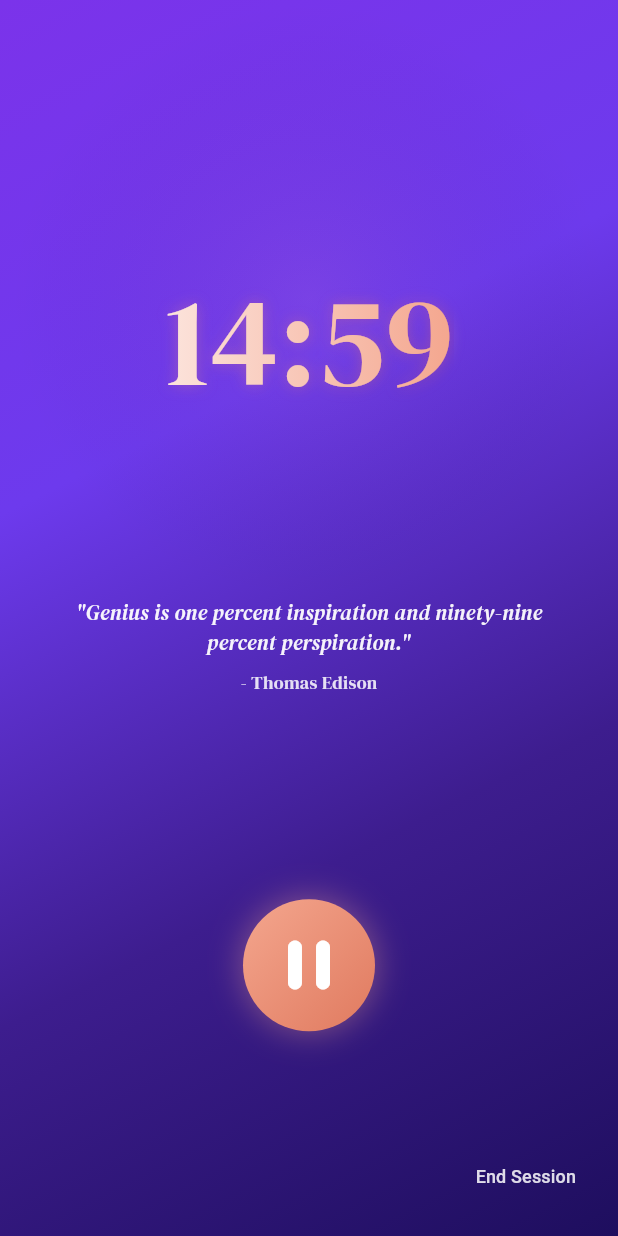
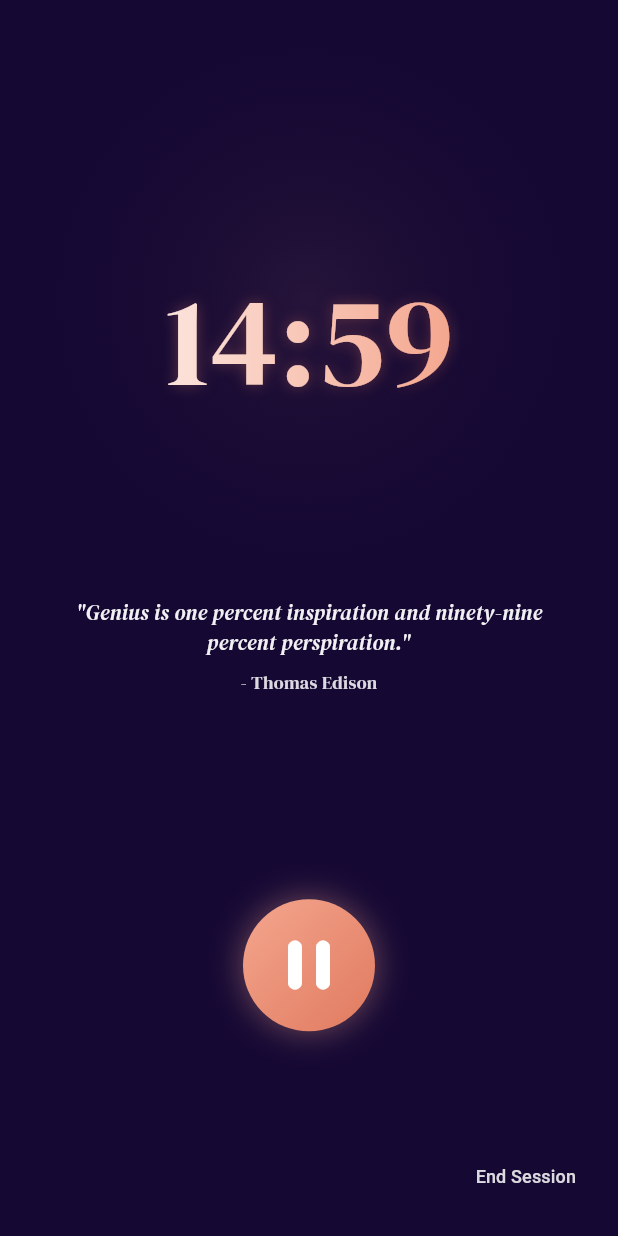
Before and after one commit to marlyocat/listzly, a Flutter app: the HomePage screen opened by its route, after a tap on the "play arrow" icon, on a phone screen of 412 x 824 dp. Run offline on Flutter 3.47's test engine with Material 3 defaults, Android fonts, the light colour scheme and no system bars; our stand-ins replace google_fonts, lottie; missing offline and left inert: turn_page_transition; project files that could hold a hidden picture were left out.

Commit message:
Update background colour

```diff
--- a/lib/pages/activity_page.dart
+++ b/lib/pages/activity_page.dart
@@ -126,18 +126,10 @@ class _ActivityPageState extends State<ActivityPage>
   @override
   Widget build(BuildContext context) {
     return Scaffold(
-      backgroundColor: primaryDarkest,
-      body: Container(
-        decoration: const BoxDecoration(
-          gradient: LinearGradient(
-            begin: Alignment.topLeft,
-            end: Alignment.bottomRight,
-            colors: purpleGradientColors,
-          ),
-        ),
-        child: SafeArea(
-          child: CustomScrollView(
-            slivers: [
+      backgroundColor: const Color(0xFF150833),
+      body: SafeArea(
+        child: CustomScrollView(
+          slivers: [
               // Title with gradient text
               SliverToBoxAdapter(
                 child: Padding(
@@ -183,7 +175,6 @@ class _ActivityPageState extends State<ActivityPage>
             ],
           ),
         ),
-      ),
     );
   }
 
--- a/lib/pages/home_page.dart
+++ b/lib/pages/home_page.dart
@@ -37,7 +37,7 @@ class _HomePageState extends State<HomePage> {
   @override
   Widget build(BuildContext context) {
     return Scaffold(
-      backgroundColor: navBarBg,
+      backgroundColor: const Color(0xFF150833),
       body: IndexedStack(index: _selectedIndex, children: _pages),
       bottomNavigationBar: SafeArea(
         child: FlipBoxNavBar(
@@ -198,15 +198,8 @@ class _HomeTabState extends State<_HomeTab> with TickerProviderStateMixin {
   @override
   Widget build(BuildContext context) {
     return Scaffold(
-      body: Container(
-        decoration: const BoxDecoration(
-          gradient: LinearGradient(
-            begin: Alignment.topLeft,
-            end: Alignment.bottomRight,
-            colors: purpleGradientColors,
-          ),
-        ),
-        child: Stack(
+      backgroundColor: const Color(0xFF150833),
+      body: Stack(
           children: [
             // Radial glow behind the play button area (bottom center)
             Positioned(
@@ -474,7 +467,6 @@ class _HomeTabState extends State<_HomeTab> with TickerProviderStateMixin {
         ),
           ],
         ),
-      ),
     );
   }
 }
--- a/lib/pages/intro_page.dart
+++ b/lib/pages/intro_page.dart
@@ -11,16 +11,8 @@ class IntroPage extends StatelessWidget {
     final screenHeight = MediaQuery.of(context).size.height;
 
     return Scaffold(
-      backgroundColor: primaryDarkest,
-      body: Container(
-        decoration: const BoxDecoration(
-          gradient: LinearGradient(
-            begin: Alignment.topLeft,
-            end: Alignment.bottomRight,
-            colors: purpleGradientColors,
-          ),
-        ),
-        child: Stack(
+      backgroundColor: const Color(0xFF150833),
+      body: Stack(
           children: [
             // Background decorative rings
             Positioned(
@@ -174,7 +166,6 @@ class IntroPage extends StatelessWidget {
             ),
           ],
         ),
-      ),
     );
   }
 }
--- a/lib/pages/practice_page.dart
+++ b/lib/pages/practice_page.dart
@@ -269,16 +269,8 @@ class _PracticePageState extends State<PracticePage>
         }
       },
       child: Scaffold(
-        backgroundColor: primaryDarkest,
-        body: Container(
-          decoration: BoxDecoration(
-            gradient: LinearGradient(
-              begin: Alignment.topLeft,
-              end: Alignment.bottomRight,
-              colors: purpleGradientColors,
-            ),
-          ),
-          child: SafeArea(
+        backgroundColor: const Color(0xFF150833),
+        body: SafeArea(
             child: Stack(
               children: [
                 // Radial glow behind the timer
@@ -467,7 +459,6 @@ class _PracticePageState extends State<PracticePage>
             ),
           ),
         ),
-      ),
     );
   }
 
--- a/lib/pages/profile_page.dart
+++ b/lib/pages/profile_page.dart
@@ -8,16 +8,8 @@ class ProfilePage extends StatelessWidget {
   @override
   Widget build(BuildContext context) {
     return Scaffold(
-      backgroundColor: primaryDarkest,
-      body: Container(
-        decoration: const BoxDecoration(
-          gradient: LinearGradient(
-            begin: Alignment.topLeft,
-            end: Alignment.bottomRight,
-            colors: purpleGradientColors,
-          ),
-        ),
-        child: SafeArea(
+      backgroundColor: const Color(0xFF150833),
+      body: SafeArea(
           child: CustomScrollView(
           slivers: [
             // Title
@@ -132,7 +124,6 @@ class ProfilePage extends StatelessWidget {
             const SliverToBoxAdapter(child: SizedBox(height: 100)),
           ],
         ),
-      ),
       ),
     );
   }
--- a/lib/pages/quests_page.dart
+++ b/lib/pages/quests_page.dart
@@ -114,16 +114,8 @@ class _QuestsPageState extends State<QuestsPage>
   @override
   Widget build(BuildContext context) {
     return Scaffold(
-      backgroundColor: primaryDarkest,
-      body: Container(
-        decoration: const BoxDecoration(
-          gradient: LinearGradient(
-            begin: Alignment.topLeft,
-            end: Alignment.bottomRight,
-            colors: purpleGradientColors,
-          ),
-        ),
-        child: SafeArea(
+      backgroundColor: const Color(0xFF150833),
+      body: SafeArea(
           child: CustomScrollView(
           slivers: [
             // Title
@@ -176,7 +168,6 @@ class _QuestsPageState extends State<QuestsPage>
             const SliverToBoxAdapter(child: SizedBox(height: 100)),
           ],
         ),
-      ),
       ),
     );
   }
```
